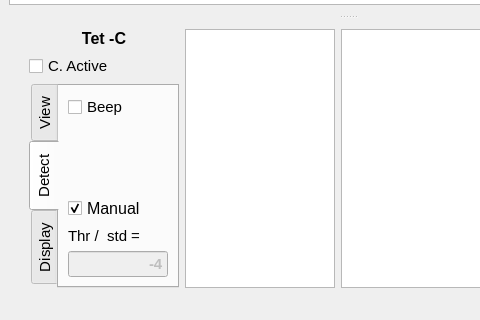
The window that Graphics/bciui.ui (IIBM/bci) describes before a commit, drawn with Qt 5; both pictures show x 0 to 480 and y 269 to 589 of the 696 by 589 pixel window.
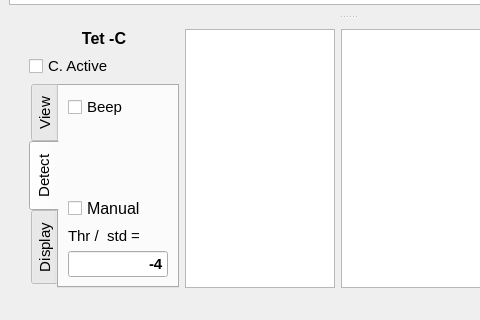
The same window after the commit. Icons and pictures are not drawn. Custom widgets are drawn as their Qt base class.

```diff
--- a/Graphics/bciui.ui
+++ b/Graphics/bciui.ui
@@ -261,7 +261,7 @@
             <string>Manual</string>
            </property>
            <property name="checked">
-            <bool>true</bool>
+            <bool>false</bool>
            </property>
           </widget>
          </item>
@@ -275,7 +275,7 @@
          <item row="6" column="0">
           <widget class="QLineEdit" name="thr_p">
            <property name="enabled">
-            <bool>false</bool>
+            <bool>true</bool>
            </property>
            <property name="sizePolicy">
             <sizepolicy hsizetype="MinimumExpanding" vsizetype="Fixed">
```
Left out of the diff: 138 changed lines with no effect on the pictures.
